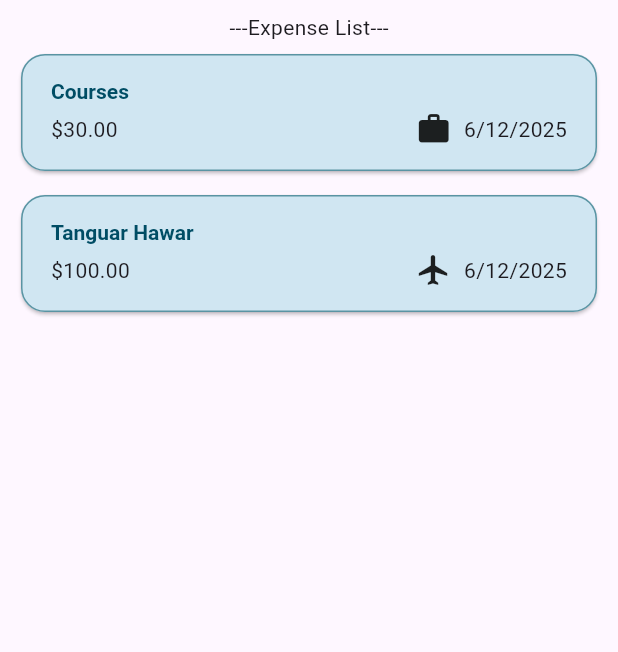
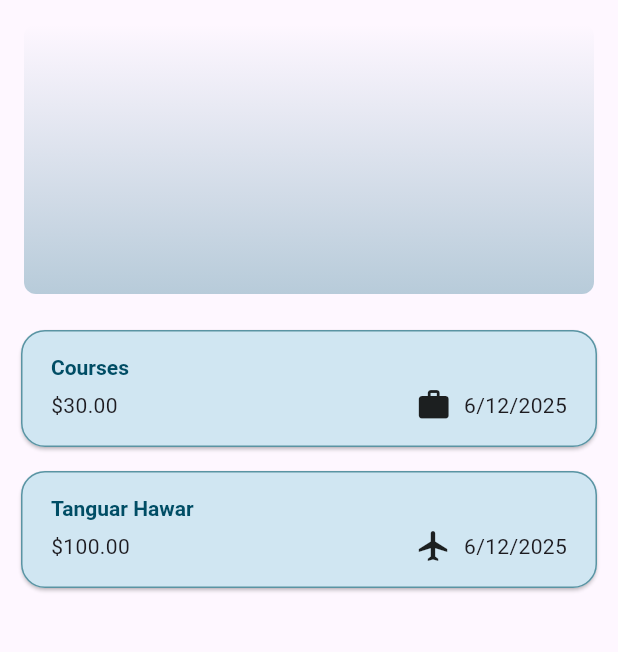
Before and after one commit to shoumik334/Expense_Tracker_App, a Flutter app: the screen it shows after launch, on a phone screen of 412 x 824 dp, the part 84-736 px from its top. Run offline on Flutter 3.47's test engine with Material 3 defaults, Android fonts, the phone set to English and light mode, and no system bars; our stand-ins replace google_fonts.

Commit message:
Start Adding Chart Design

```diff
--- /dev/null
+++ b/lib/widgets/chart/chart.dart
@@ -0,0 +1,53 @@
+import 'package:flutter/material.dart';
+import 'package:expense_tracker_app/models/expense.dart';
+import 'package:expense_tracker_app/widgets/chart/chart_bar.dart';
+
+class Chart extends StatelessWidget {
+  const Chart({super.key, required this.expenses});
+
+  final List<Expense> expenses;
+
+  List<ExpenseBucket> get buckets {
+    return [
+      ExpenseBucket.forCategory(expenses, Category.food),
+      ExpenseBucket.forCategory(expenses, Category.leisure),
+      ExpenseBucket.forCategory(expenses, Category.travel),
+      ExpenseBucket.forCategory(expenses, Category.work),
+    ];
+  }
+
+  double get maxTotalExpense {
+    double maxTotalExpense = 0;
+
+    for (final bucket in buckets) {
+      if (bucket.totalExpenses > maxTotalExpense) {
+        maxTotalExpense = bucket.totalExpenses;
+      }
+    }
+    return maxTotalExpense;
+  }
+
+  @override
+  Widget build(BuildContext context) {
+    final isDarkMode =
+        MediaQuery.of(context).platformBrightness == Brightness.dark;
+
+    return Container(
+      margin: const EdgeInsets.all(16),
+      padding: const EdgeInsets.symmetric(vertical: 16, horizontal: 8),
+      width: double.infinity,
+      height: 180,
+      decoration: BoxDecoration(
+        borderRadius: BorderRadius.circular(8),
+        gradient: LinearGradient(
+          colors: [
+            Theme.of(context).colorScheme.primary.withAlpha(77),
+            Theme.of(context).colorScheme.primary.withAlpha(0),
+          ],
+          begin: Alignment.bottomCenter,
+          end:Alignment.topCenter,
+        ),
+      ),
+    );
+  }
+}
--- a/lib/widgets/chart/chart_bar.dart
+++ b/lib/widgets/chart/chart_bar.dart
@@ -27,7 +27,7 @@ class ChartBar extends StatelessWidget {
                       ? Theme.of(context).colorScheme.secondary
                       : Theme.of(
                         context,
-                      ).colorScheme.primary.withValues(alpha: 0.3),
+                      ).colorScheme.primary.withAlpha(100)
             ),
           ),
         ),
--- a/lib/widgets/expenses.dart
+++ b/lib/widgets/expenses.dart
@@ -3,7 +3,7 @@ import 'package:flutter/material.dart';
 import 'package:expense_tracker_app/models/expense.dart';
 import 'package:expense_tracker_app/widgets/expenses_list/expenses_list.dart';
 import 'package:google_fonts/google_fonts.dart';
-
+import 'package:expense_tracker_app/widgets/chart/chart.dart';
 class Expenses extends StatefulWidget {
   const Expenses({super.key});
 
@@ -43,6 +43,8 @@ class _ExpensesState extends State<Expenses> {
     setState(() {
       _registeredExpenses.remove(expense);
     });
+
+
     ScaffoldMessenger.of(context).clearSnackBars();
     ScaffoldMessenger.of(context).showSnackBar(
       //Show messege after delet Expense and Als0 undo delete Expenses
@@ -105,7 +107,7 @@ class _ExpensesState extends State<Expenses> {
 
       body: Column(
 
-        children: [const SizedBox(height: 8,),Text('---Expense List---'), Expanded(child: mainContent)],
+        children: [Chart(expenses:  _registeredExpenses), Expanded(child: mainContent)],
       ),
     );
   }
```
